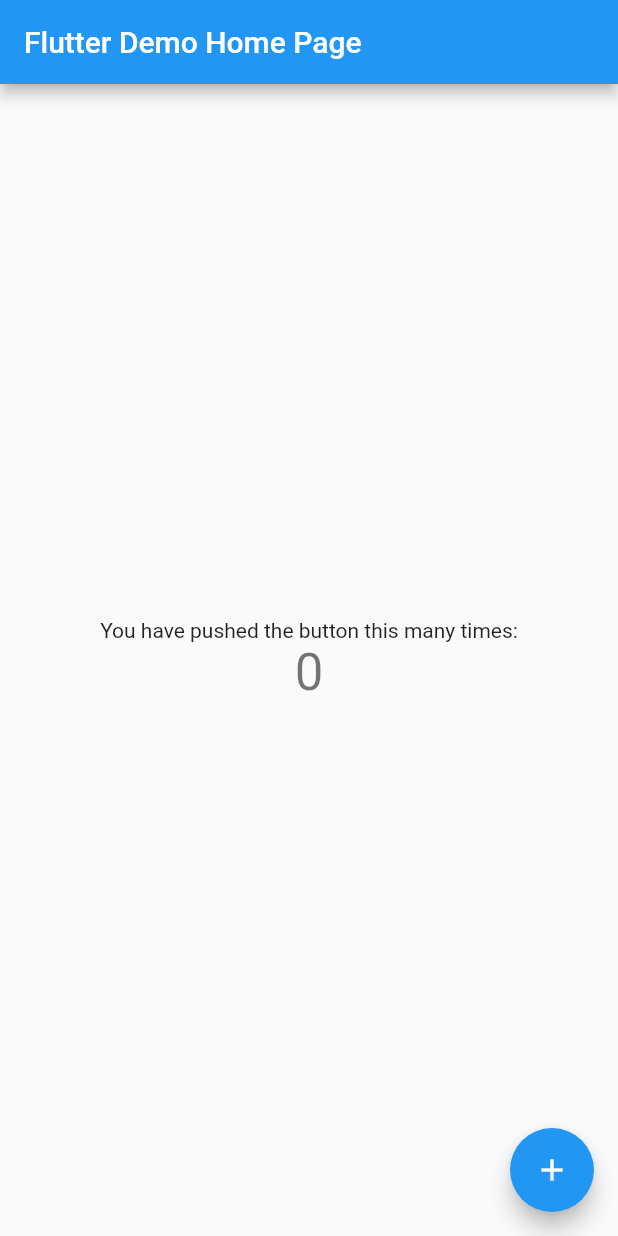
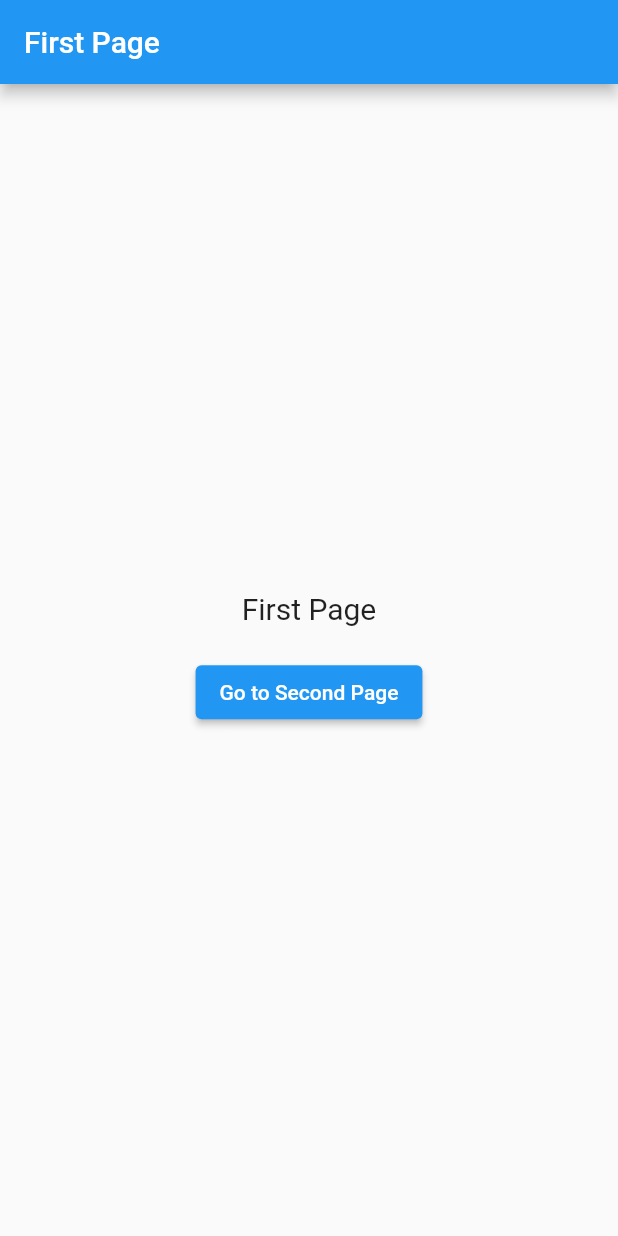
Before and after one commit to alperefesahin/go_router_tutorial, a Flutter app: the screen it shows after launch, on a phone screen of 412 x 824 dp. Run offline on Flutter 3.47's test engine with Material 2 defaults, Android fonts, the phone set to English and light mode, and no system bars; our stand-ins replace bot_toast, go_router, page_transition.

```diff
--- a/lib/main.dart
+++ b/lib/main.dart
@@ -1,115 +1,5 @@
 import 'package:flutter/material.dart';
 
-void main() {
-  runApp(const MyApp());
-}
+import 'presentation/core/app_widget.dart';
 
-class MyApp extends StatelessWidget {
-  const MyApp({super.key});
-
-  // This widget is the root of your application.
-  @override
-  Widget build(BuildContext context) {
-    return MaterialApp(
-      title: 'Flutter Demo',
-      theme: ThemeData(
-        // This is the theme of your application.
-        //
-        // Try running your application with "flutter run". You'll see the
-        // application has a blue toolbar. Then, without quitting the app, try
-        // changing the primarySwatch below to Colors.green and then invoke
-        // "hot reload" (press "r" in the console where you ran "flutter run",
-        // or simply save your changes to "hot reload" in a Flutter IDE).
-        // Notice that the counter didn't reset back to zero; the application
-        // is not restarted.
-        primarySwatch: Colors.blue,
-      ),
-      home: const MyHomePage(title: 'Flutter Demo Home Page'),
-    );
-  }
-}
-
-class MyHomePage extends StatefulWidget {
-  const MyHomePage({super.key, required this.title});
-
-  // This widget is the home page of your application. It is stateful, meaning
-  // that it has a State object (defined below) that contains fields that affect
-  // how it looks.
-
-  // This class is the configuration for the state. It holds the values (in this
-  // case the title) provided by the parent (in this case the App widget) and
-  // used by the build method of the State. Fields in a Widget subclass are
-  // always marked "final".
-
-  final String title;
-
-  @override
-  State<MyHomePage> createState() => _MyHomePageState();
-}
-
-class _MyHomePageState extends State<MyHomePage> {
-  int _counter = 0;
-
-  void _incrementCounter() {
-    setState(() {
-      // This call to setState tells the Flutter framework that something has
-      // changed in this State, which causes it to rerun the build method below
-      // so that the display can reflect the updated values. If we changed
-      // _counter without calling setState(), then the build method would not be
-      // called again, and so nothing would appear to happen.
-      _counter++;
-    });
-  }
-
-  @override
-  Widget build(BuildContext context) {
-    // This method is rerun every time setState is called, for instance as done
-    // by the _incrementCounter method above.
-    //
-    // The Flutter framework has been optimized to make rerunning build methods
-    // fast, so that you can just rebuild anything that needs updating rather
-    // than having to individually change instances of widgets.
-    return Scaffold(
-      appBar: AppBar(
-        // Here we take the value from the MyHomePage object that was created by
-        // the App.build method, and use it to set our appbar title.
-        title: Text(widget.title),
-      ),
-      body: Center(
-        // Center is a layout widget. It takes a single child and positions it
-        // in the middle of the parent.
-        child: Column(
-          // Column is also a layout widget. It takes a list of children and
-          // arranges them vertically. By default, it sizes itself to fit its
-          // children horizontally, and tries to be as tall as its parent.
-          //
-          // Invoke "debug painting" (press "p" in the console, choose the
-          // "Toggle Debug Paint" action from the Flutter Inspector in Android
-          // Studio, or the "Toggle Debug Paint" command in Visual Studio Code)
-          // to see the wireframe for each widget.
-          //
-          // Column has various properties to control how it sizes itself and
-          // how it positions its children. Here we use mainAxisAlignment to
-          // center the children vertically; the main axis here is the vertical
-          // axis because Columns are vertical (the cross axis would be
-          // horizontal).
-          mainAxisAlignment: MainAxisAlignment.center,
-          children: <Widget>[
-            const Text(
-              'You have pushed the button this many times:',
-            ),
-            Text(
-              '$_counter',
-              style: Theme.of(context).textTheme.headline4,
-            ),
-          ],
-        ),
-      ),
-      floatingActionButton: FloatingActionButton(
-        onPressed: _incrementCounter,
-        tooltip: 'Increment',
-        child: const Icon(Icons.add),
-      ), // This trailing comma makes auto-formatting nicer for build methods.
-    );
-  }
-}
+void main() => runApp(const AppWidget());
--- /dev/null
+++ b/lib/presentation/core/app_widget.dart
@@ -0,0 +1,24 @@
+import 'package:bot_toast/bot_toast.dart';
+import 'package:flutter/material.dart';
+import 'package:go_router_tutorial/presentation/routes/router.dart';
+
+class AppWidget extends StatelessWidget {
+  const AppWidget({super.key});
+
+  @override
+  Widget build(BuildContext context) {
+    final appRouter = AppRouter();
+    final botToastBuilder = BotToastInit();
+
+    return MaterialApp.router(
+      title: 'Go Router Tutorial',
+      debugShowCheckedModeBanner: false,
+      routerConfig: appRouter.router,
+      builder: (context, child) {
+        child = botToastBuilder(context, child);
+
+        return child;
+      },
+    );
+  }
+}
--- /dev/null
+++ b/lib/presentation/pages/first/first_page.dart
@@ -0,0 +1,46 @@
+import 'package:bot_toast/bot_toast.dart';
+import 'package:flutter/material.dart';
+import 'package:go_router/go_router.dart';
+
+class FirstPage extends StatelessWidget {
+  const FirstPage({super.key});
+
+  @override
+  Widget build(BuildContext context) {
+    BotToast.showText(
+      text: "I am a toast",
+      duration: const Duration(seconds: 2),
+    );
+
+    return Scaffold(
+      appBar: AppBar(
+        title: const Text('First Page'),
+      ),
+      body: Center(
+        child: Column(
+          mainAxisAlignment: MainAxisAlignment.center,
+          children: [
+            const Text(
+              'First Page',
+              style: TextStyle(fontSize: 20),
+            ),
+            const SizedBox(height: 20),
+            ElevatedButton(
+              onPressed: () {
+                /*
+                If we use go method, the first page moves on top of the first page
+                If we use push, the first page moves directly to the bottom tab page
+
+                So, push method uses the stack to move to the next page
+                 */
+
+                context.push(context.namedLocation("second_page"));
+              },
+              child: const Text('Go to Second Page'),
+            ),
+          ],
+        ),
+      ),
+    );
+  }
+}
--- /dev/null
+++ b/lib/presentation/pages/second/second_page.dart
@@ -0,0 +1,41 @@
+import 'package:flutter/material.dart';
+import 'package:go_router/go_router.dart';
+
+class SecondPage extends StatelessWidget {
+  const SecondPage({super.key});
+
+  @override
+  Widget build(BuildContext context) {
+    return Scaffold(
+      appBar: AppBar(
+        title: const Text('Second Page'),
+        backgroundColor: Colors.red,
+      ),
+      body: Center(
+        child: Column(
+          mainAxisAlignment: MainAxisAlignment.center,
+          children: [
+            const Text(
+              'Second Page',
+              style: TextStyle(fontSize: 20),
+            ),
+            const SizedBox(height: 20),
+            ElevatedButton(
+              onPressed: () {
+                /*
+                If we use go method, the first page moves on top of the first page
+                If we use push, the first page moves directly to the bottom tab page
+
+                So, go method uses the stack to move to the next page
+                 */
+
+                context.go(context.namedLocation("third_page"));
+              },
+              child: const Text('Go to Third Page which is bottom tab'),
+            ),
+          ],
+        ),
+      ),
+    );
+  }
+}
--- /dev/null
+++ b/lib/presentation/routes/router.dart
@@ -0,0 +1,97 @@
+import 'package:bot_toast/bot_toast.dart';
+import 'package:flutter/material.dart';
+import 'package:go_router/go_router.dart';
+import 'package:go_router_tutorial/presentation/pages/bottom_tab/bottom_tab_page.dart';
+import 'package:go_router_tutorial/presentation/pages/second/second_page.dart';
+import 'package:go_router_tutorial/presentation/pages/first/first_page.dart';
+import 'package:go_router_tutorial/presentation/pages/fourth/fourth_page.dart';
+import 'package:go_router_tutorial/presentation/pages/fifth/fifth_page.dart';
+import 'package:go_router_tutorial/presentation/pages/third/third_page.dart';
+import 'package:page_transition/page_transition.dart';
+
+class AppRouter {
+  static final GlobalKey<NavigatorState> _rootNavigatorKey =
+      GlobalKey<NavigatorState>(debugLabel: 'root');
+  static final GlobalKey<NavigatorState> _shellNavigatorKey =
+      GlobalKey<NavigatorState>(debugLabel: 'shell');
+
+  final BotToastNavigatorObserver botToastNavigatorObserver = BotToastNavigatorObserver();
+
+  late final router = GoRouter(
+    navigatorKey: _rootNavigatorKey,
+    debugLogDiagnostics: true,
+    observers: [botToastNavigatorObserver],
+    initialLocation: "/",
+    routes: [
+      GoRoute(
+        name: "/",
+        path: "/",
+        pageBuilder: (context, state) => CustomTransitionPage(
+          transitionsBuilder: (context, animation, secondaryAnimation, child) {
+            return PageTransition(child: child, type: PageTransitionType.fade).child;
+          },
+          child: const FirstPage(),
+        ),
+      ),
+      ShellRoute(
+        navigatorKey: _shellNavigatorKey,
+        pageBuilder: (context, state, child) {
+          return CustomTransitionPage(
+            transitionsBuilder: (context, animation, secondaryAnimation, child) {
+              return PageTransition(child: child, type: PageTransitionType.fade).child;
+            },
+            child: BottomTabPage(child: child),
+          );
+        },
+        routes: [
+          GoRoute(
+            name: "third_page",
+            path: "/third_page",
+            pageBuilder: (context, state) => CustomTransitionPage(
+              transitionsBuilder: (context, animation, secondaryAnimation, child) {
+                return PageTransition(child: child, type: PageTransitionType.fade).child;
+              },
+              child: const ThirdPage(),
+            ),
+          ),
+          GoRoute(
+            name: "fourth_page",
+            path: "/fourth_page",
+            pageBuilder: (context, state) {
+              final String title = state.extra as String;
+
+              return CustomTransitionPage(
+                transitionsBuilder: (context, animation, secondaryAnimation, child) {
+                  return PageTransition(child: child, type: PageTransitionType.fade).child;
+                },
+                child: FourthPage(title: title),
+              );
+            },
+          ),
+          GoRoute(
+            name: "fifth_page",
+            path: '/fifth_page',
+            pageBuilder: (context, state) {
+              return CustomTransitionPage(
+                transitionsBuilder: (context, animation, secondaryAnimation, child) {
+                  return PageTransition(child: child, type: PageTransitionType.fade).child;
+                },
+                child: const FifthPage(),
+              );
+            },
+          ),
+        ],
+      ),
+      GoRoute(
+        name: "second_page",
+        path: "/second_page",
+        pageBuilder: (context, state) => CustomTransitionPage(
+          transitionsBuilder: (context, animation, secondaryAnimation, child) {
+            return PageTransition(child: child, type: PageTransitionType.fade).child;
+          },
+          child: const SecondPage(),
+        ),
+      ),
+    ],
+  );
+}
--- a/pubspec.yaml
+++ b/pubspec.yaml
@@ -31,7 +31,9 @@ environment:
 dependencies:
   flutter:
     sdk: flutter
-
+  go_router: ^6.0.5
+  bot_toast: ^4.0.3
+  page_transition: ^2.0.9
 
   # The following adds the Cupertino Icons font to your application.
   # Use with the CupertinoIcons class for iOS style icons.
```
Also changed, not shown: lib/presentation/pages/bottom_tab/bottom_tab_page.dart (added, +28 -0 lines), lib/presentation/pages/bottom_tab/widgets/bottom_navigation_builder.dart (added, +58 -0 lines), lib/presentation/pages/fifth/fifth_page.dart (added, +17 -0 lines), lib/presentation/pages/fourth/fourth_page.dart (added, +24 -0 lines), lib/presentation/pages/third/third_page.dart (added, +18 -0 lines), 1 other file.
